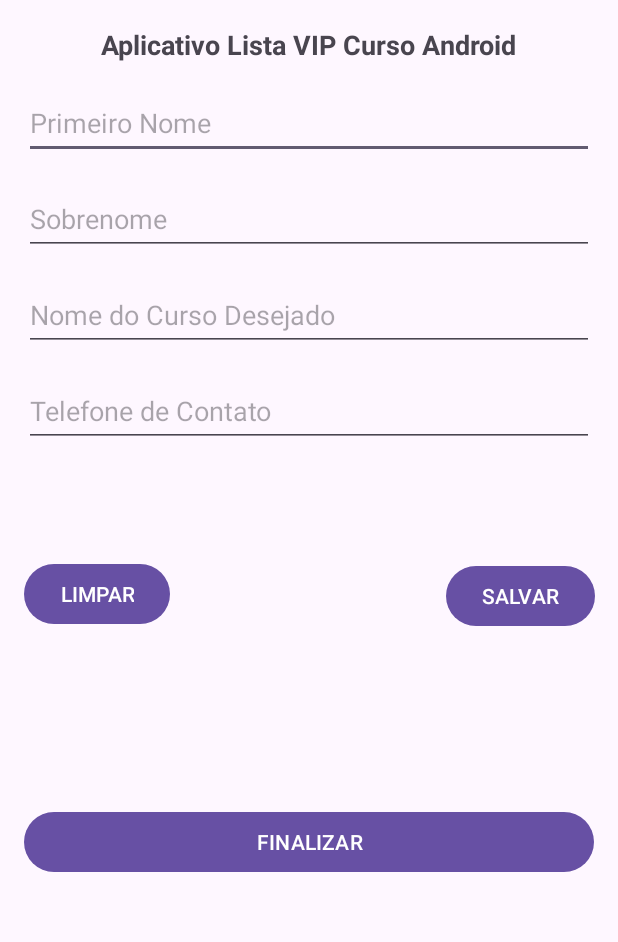
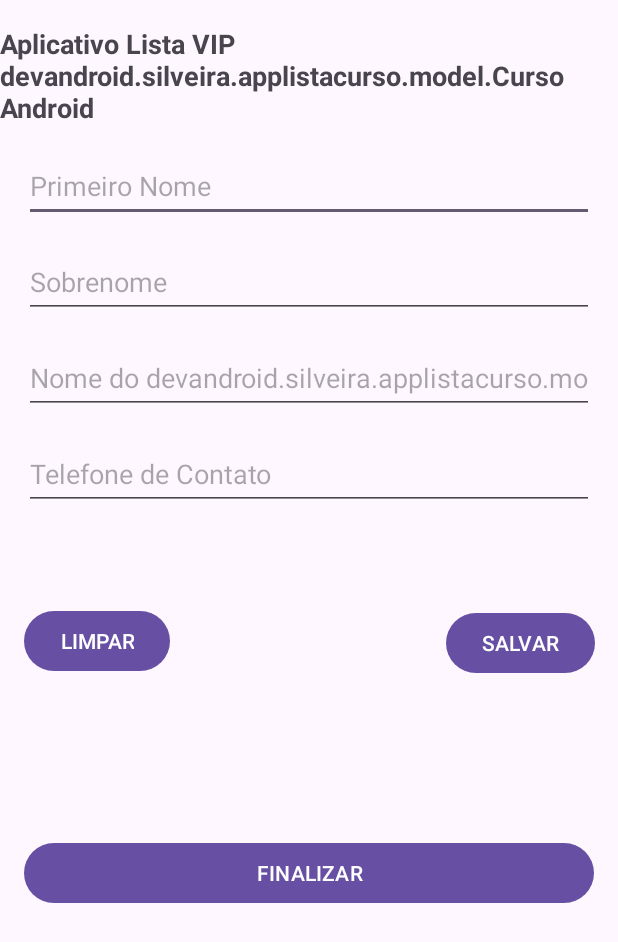
Before and after one commit to joaoadsistemas/Java_Kotlin_Android, an Android app: the screen it shows after launch (MainActivity), on a phone screen of 412 x 824 dp. Shown: the top 942 px of the screen. Run offline under Robolectric (Android 15) with nearby library versions, the phone set to English and light mode, and no system bars.

Commit message:
Arquitetura MVC

```diff
--- a/AppListaCurso/app/src/main/AndroidManifest.xml
+++ b/AppListaCurso/app/src/main/AndroidManifest.xml
@@ -13,7 +13,7 @@
         android:theme="@style/Theme.AppListaCurso"
         tools:targetApi="31">
         <activity
-            android:name=".MainActivity"
+            android:name=".view.MainActivity"
             android:exported="true">
             <intent-filter>
                 <action android:name="android.intent.action.MAIN" />
--- /dev/null
+++ b/AppListaCurso/app/src/main/java/devandroid/silveira/applistacurso/controler/CursoController.java
@@ -0,0 +1,4 @@
+package devandroid.silveira.applistacurso.controler;
+
+public class CursoController {
+}
--- a/AppListaCurso/app/src/main/java/devandroid/silveira/applistacurso/MainActivity.java
+++ b/AppListaCurso/app/src/main/java/devandroid/silveira/applistacurso/view/MainActivity.java
@@ -1,8 +1,10 @@
-package devandroid.silveira.applistacurso;
+package devandroid.silveira.applistacurso.view;
 
 import androidx.appcompat.app.AppCompatActivity;
 
 import android.os.Bundle;
+
+import devandroid.silveira.applistacurso.R;
 
 public class MainActivity extends AppCompatActivity {
 
--- a/AppListaCurso/app/src/main/res/layout/activity_main.xml
+++ b/AppListaCurso/app/src/main/res/layout/activity_main.xml
@@ -4,7 +4,7 @@
     xmlns:tools="http://schemas.android.com/tools"
     android:layout_width="match_parent"
     android:layout_height="match_parent"
-    tools:context=".MainActivity">
+    tools:context=".view.MainActivity">
 
     <TextView
         android:id="@+id/textView"
--- a/AppListaCurso/app/src/main/res/values/strings.xml
+++ b/AppListaCurso/app/src/main/res/values/strings.xml
@@ -1,9 +1,9 @@
 <resources>
     <string name="app_name">AppListaCurso</string>
-    <string name="txt_titulo">Aplicativo Lista VIP Curso Android</string>
+    <string name="txt_titulo">Aplicativo Lista VIP devandroid.silveira.applistacurso.model.Curso Android</string>
     <string name="txt_hint_edit_priemiro_nome">Primeiro Nome</string>
     <string name="txt_hint_edit_sobrenome">Sobrenome</string>
-    <string name="txt_hint_edit_nome_do_curso">Nome do Curso Desejado</string>
+    <string name="txt_hint_edit_nome_do_curso">Nome do devandroid.silveira.applistacurso.model.Curso Desejado</string>
     <string name="txt_hint_edit_telefone_de_contato">Telefone de Contato</string>
     <string name="txt_button_limpar">LIMPAR</string>
     <string name="txt_button_salvar">SALVAR</string>
```
